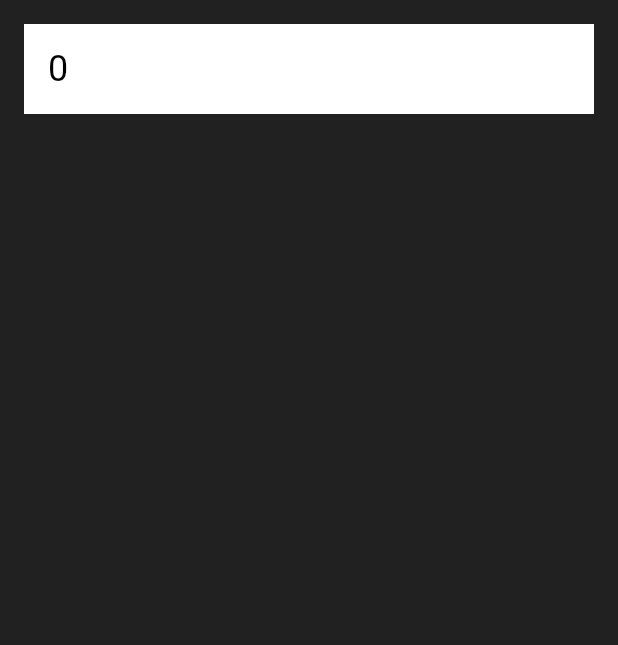
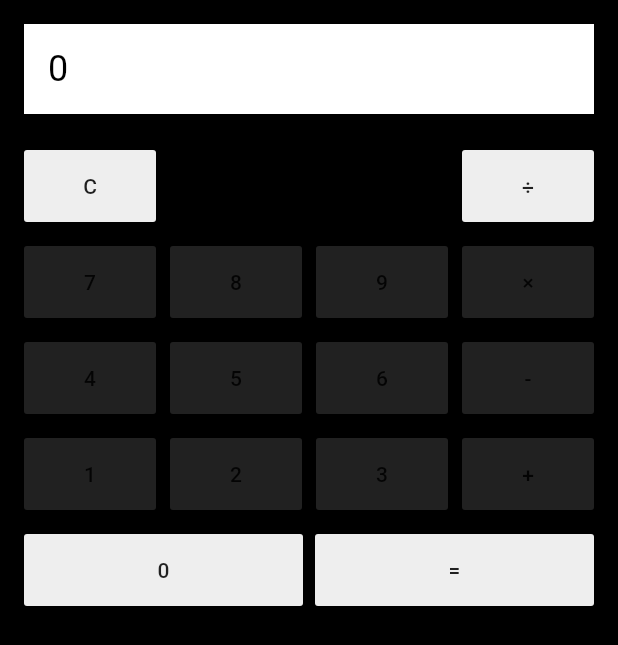
Before and after one commit to adrianseraspi12/simple-calculator, a Flutter app: the screen it shows after launch, on a phone screen of 412 x 824 dp. Shown: the top 645 px of the screen. Run offline on Flutter 3.47's test engine with Material 2 defaults, Android fonts, the phone set to English and light mode, and no system bars.

Commit message:
- Added Calculator Buttons

```diff
--- a/lib/main.dart
+++ b/lib/main.dart
@@ -8,16 +8,18 @@ class Home extends StatelessWidget {
   @override
   Widget build(BuildContext context) {
     return Scaffold(
-      backgroundColor: Colors.grey[900],
+      backgroundColor: Colors.black,
 
       body: SafeArea(
         child: Column(
+
           children: <Widget>[
 
+            //  Number Container
             Row(
               children: <Widget>[
                 Expanded(
-                                  child: Container(
+                    child: Container(
                     margin: EdgeInsets.all(16.0),
                     padding: EdgeInsets.all(16.0),
                     color: Colors.white,
@@ -29,8 +31,197 @@ class Home extends StatelessWidget {
                       ),
                       ),
                   ),
+
                 ),
               ]
+            ),
+
+            // Clear Button and Divider Button
+            Container(
+              margin: EdgeInsets.symmetric(vertical: 8.0, horizontal: 16.0),
+
+              child: Row(
+                mainAxisAlignment: MainAxisAlignment.spaceBetween,
+
+                children: <Widget> [
+                  Container(
+                    child: FlatButton(
+                      onPressed: () {},
+                      padding: EdgeInsets.all(16.0),
+                      color: Colors.grey[200],
+                      child: Text('C'),
+                      ),
+                  ),
+
+                  Container(
+                    child: FlatButton(
+                      onPressed: () {},
+                      padding: EdgeInsets.all(16.0),
+                      color: Colors.grey[200],
+                      child: Text('÷'),
+                      ),
+
+                  )
+                ]
+
+              ),
+            ),
+
+            //  Buttons 7,8,9, and Multiply Button
+            Container(
+              margin: EdgeInsets.symmetric(vertical: 8.0, horizontal: 16.0),
+
+              child: Row(
+                mainAxisAlignment: MainAxisAlignment.spaceBetween,
+
+                children: <Widget> [
+                  FlatButton(
+                    onPressed: () {},
+                    padding: EdgeInsets.all(16.0),
+                    color: Colors.grey[900],
+                    child: Text('7'),
+                  ),
+
+                  FlatButton(
+                    onPressed: () {},
+                    padding: EdgeInsets.all(16.0),
+                    color: Colors.grey[900],
+                    child: Text('8'),
+                  ),
+
+                  FlatButton(
+                    onPressed: () {},
+                    padding: EdgeInsets.all(16.0),
+                    color: Colors.grey[900],
+                    child: Text('9'),
+                  ),
+
+                  FlatButton(
+                    onPressed: () {},
+                    padding: EdgeInsets.all(16.0),
+                    color: Colors.grey[900],
+                    child: Text('×'),
+                  ),
+                ]
+
+              ),
+            ),
+
+            //  Buttons 4,5,6, and Subtract Button
+            Container(
+              margin: EdgeInsets.symmetric(vertical: 8.0, horizontal: 16.0),
+
+              child: Row(
+                mainAxisAlignment: MainAxisAlignment.spaceBetween,
+
+                children: <Widget> [
+                  FlatButton(
+                    onPressed: () {},
+                    padding: EdgeInsets.all(16.0),
+                    color: Colors.grey[900],
+                    child: Text('4'),
+                  ),
+
+                  FlatButton(
+                    onPressed: () {},
+                    padding: EdgeInsets.all(16.0),
+                    color: Colors.grey[900],
+                    child: Text('5'),
+                  ),
+
+                  FlatButton(
+                    onPressed: () {},
+                    padding: EdgeInsets.all(16.0),
+                    color: Colors.grey[900],
+                    child: Text('6'),
+                  ),
+
+                  FlatButton(
+                    onPressed: () {},
+                    padding: EdgeInsets.all(16.0),
+                    color: Colors.grey[900],
+                    child: Text('-'),
+                  ),
+                ]
+
+              ),
+            ),
+
+            //  Buttons 1,2,3, and Add Button
+            Container(
+              margin: EdgeInsets.symmetric(vertical: 8.0, horizontal: 16.0),
+
+              child: Row(
+                mainAxisAlignment: MainAxisAlignment.spaceBetween,
+
+                children: <Widget> [
+                  FlatButton(
+                    onPressed: () {},
+                    padding: EdgeInsets.all(16.0),
+                    color: Colors.grey[900],
+                    child: Text('1'),
+                  ),
+
+                  FlatButton(
+                    onPressed: () {},
+                    padding: EdgeInsets.all(16.0),
+                    color: Colors.grey[900],
+                    child: Text('2'),
+                  ),
+
+                  FlatButton(
+                    onPressed: () {},
+                    padding: EdgeInsets.all(16.0),
+                    color: Colors.grey[900],
+                    child: Text('3'),
+                  ),
+
+                  FlatButton(
+                    onPressed: () {},
+                    padding: EdgeInsets.all(16.0),
+                    color: Colors.grey[900],
+                    child: Text('+'),
+                  ),
+                ]
+
+              ),
+            ),
+
+            // Zero Button and Equal Button
+            Container(
+              margin: EdgeInsets.symmetric(vertical: 8.0, horizontal: 16.0),
+
+              child: Row(
+                mainAxisAlignment: MainAxisAlignment.spaceBetween,
+
+                children: <Widget> [
+                  Expanded(
+                    child: Container(
+                      margin: EdgeInsets.only(right: 4.0),
+                                          child: FlatButton(
+                        onPressed: () {},
+                        padding: EdgeInsets.all(16.0),
+                        color: Colors.grey[200],
+                        child: Text('0'),
+                        ),
+                    ),
+                  ),
+
+                  Expanded(
+                    child: Container(
+                      margin: EdgeInsets.only(left: 4.0),
+                        child: FlatButton(
+                        onPressed: () {},
+                        padding: EdgeInsets.all(16.0),
+                        color: Colors.grey[200],
+                        child: Text('='),
+                        ),
+                    ),
+                  ),
+
+                ]
+
+              ),
             ),
 
           ],
```
